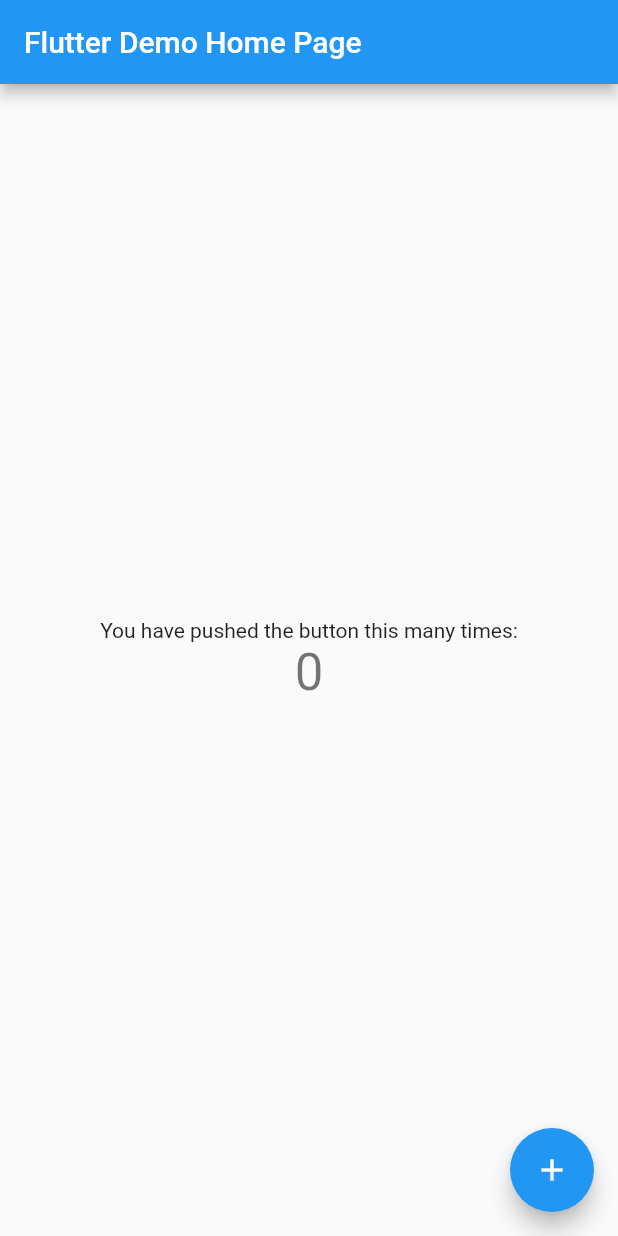
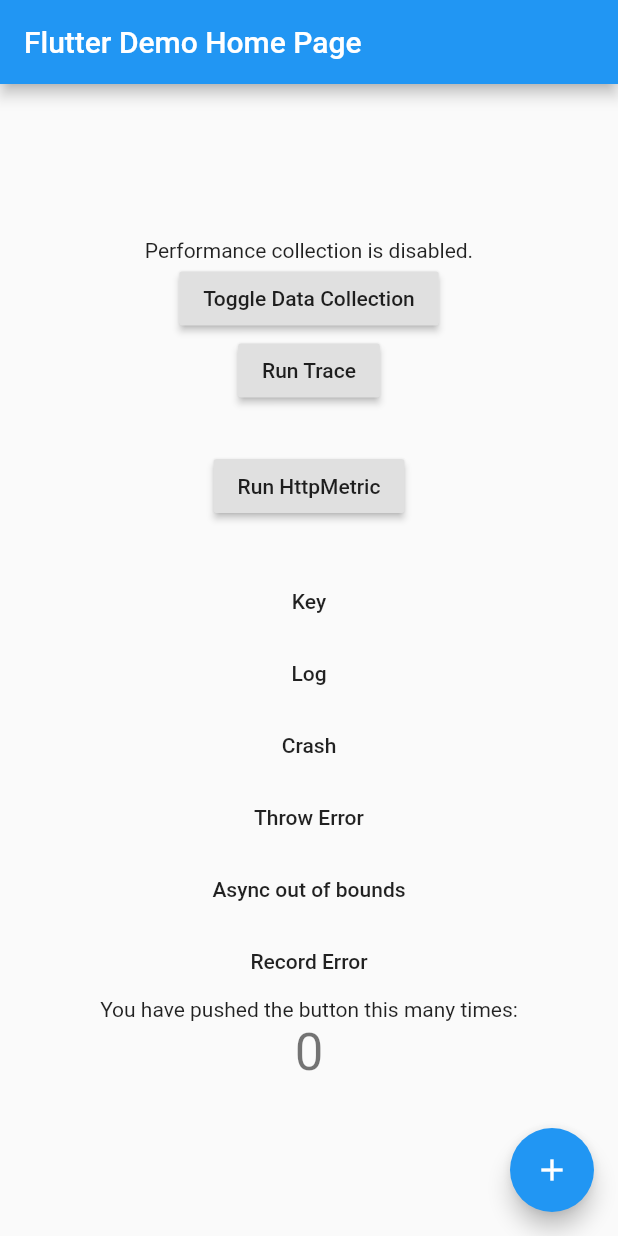
Before and after one commit to rhboop/flutter_ci_demo, a Flutter app: the screen it shows after launch, on a phone screen of 412 x 824 dp. Run offline on Flutter 3.47's test engine with Material 2 defaults, Android fonts, the phone set to English and light mode, and no system bars; our stand-ins replace firebase_crashlytics; missing offline and left inert: firebase_performance; accounts and stored records are empty.

Commit message:
Add firebase function.

```diff
--- a/lib/main.dart
+++ b/lib/main.dart
@@ -1,6 +1,20 @@
+import 'dart:async';
+
+import 'package:firebase_crashlytics/firebase_crashlytics.dart';
+import 'package:firebase_performance/firebase_performance.dart';
 import 'package:flutter/material.dart';
+import 'package:http/http.dart';
 
-void main() => runApp(MyApp());
+void main() {
+  Crashlytics.instance.enableInDevMode = true;
+
+  // Pass all uncaught errors from the framework to Crashlytics.
+  FlutterError.onError = Crashlytics.instance.recordFlutterError;
+
+  runZoned(() {
+    runApp(MyApp());
+  }, onError: Crashlytics.instance.recordError);
+}
 
 class MyApp extends StatelessWidget {
   @override
@@ -24,7 +38,103 @@ class MyHomePage extends StatefulWidget {
   _MyHomePageState createState() => _MyHomePageState();
 }
 
+class _MetricHttpClient extends BaseClient {
+  _MetricHttpClient(this._inner);
+
+  final Client _inner;
+
+  @override
+  Future<StreamedResponse> send(BaseRequest request) async {
+    final HttpMetric metric = FirebasePerformance.instance
+        .newHttpMetric(request.url.toString(), HttpMethod.Get);
+
+    await metric.start();
+    StreamedResponse response;
+    try {
+      response = await _inner.send(request);
+      metric
+        ..responsePayloadSize = response.contentLength
+        ..responseContentType = response.headers['Content-Type']
+        ..requestPayloadSize = request.contentLength
+        ..httpResponseCode = response.statusCode;
+    } finally {
+      await metric.stop();
+    }
+
+    return response;
+  }
+}
+
 class _MyHomePageState extends State<MyHomePage> {
+  FirebasePerformance _performance = FirebasePerformance.instance;
+  bool _isPerformanceCollectionEnabled = false;
+  String _performanceCollectionMessage =
+      'Unknown status of performance collection.';
+  bool _traceHasRan = false;
+  bool _httpMetricHasRan = false;
+
+  @override
+  void initState() {
+    super.initState();
+    _togglePerformanceCollection();
+  }
+
+  Future<void> _togglePerformanceCollection() async {
+    await _performance
+        .setPerformanceCollectionEnabled(!_isPerformanceCollectionEnabled);
+
+    final bool isEnabled = await _performance.isPerformanceCollectionEnabled();
+    setState(() {
+      _isPerformanceCollectionEnabled = isEnabled;
+      _performanceCollectionMessage = _isPerformanceCollectionEnabled
+          ? 'Performance collection is enabled.'
+          : 'Performance collection is disabled.';
+    });
+  }
+
+  Future<void> _testTrace() async {
+    setState(() {
+      _traceHasRan = false;
+    });
+
+    final Trace trace = _performance.newTrace("test");
+    trace.incrementMetric("metric1", 16);
+    trace.putAttribute("favorite_color", "blue");
+
+    await trace.start();
+
+    int sum = 0;
+    for (int i = 0; i < 10000000; i++) {
+      sum += i;
+    }
+    print(sum);
+
+    await trace.stop();
+
+    setState(() {
+      _traceHasRan = true;
+    });
+  }
+
+  Future<void> _testHttpMetric() async {
+    setState(() {
+      _httpMetricHasRan = false;
+    });
+
+    final _MetricHttpClient metricHttpClient = _MetricHttpClient(Client());
+
+    final Request request = Request(
+      "SEND",
+      Uri.parse("https://www.google.com"),
+    );
+
+    metricHttpClient.send(request);
+
+    setState(() {
+      _httpMetricHasRan = true;
+    });
+  }
+
   int _counter = 0;
 
   void _incrementCounter() {
@@ -35,6 +145,8 @@ class _MyHomePageState extends State<MyHomePage> {
 
   @override
   Widget build(BuildContext context) {
+    final TextStyle textStyle =
+        const TextStyle(color: Colors.lightGreenAccent, fontSize: 25.0);
     return Scaffold(
       appBar: AppBar(
         title: Text(widget.title),
@@ -43,6 +155,74 @@ class _MyHomePageState extends State<MyHomePage> {
         child: Column(
           mainAxisAlignment: MainAxisAlignment.center,
           children: <Widget>[
+            Text(_performanceCollectionMessage),
+            RaisedButton(
+              onPressed: _togglePerformanceCollection,
+              child: const Text('Toggle Data Collection'),
+            ),
+            RaisedButton(
+              onPressed: _testTrace,
+              child: const Text('Run Trace'),
+            ),
+            Text(
+              _traceHasRan ? 'Trace Ran!' : '',
+              style: textStyle,
+            ),
+            RaisedButton(
+              onPressed: _testHttpMetric,
+              child: const Text('Run HttpMetric'),
+            ),
+            Text(
+              _httpMetricHasRan ? 'HttpMetric Ran!' : '',
+              style: textStyle,
+            ),
+            FlatButton(
+                child: const Text('Key'),
+                onPressed: () {
+                  Crashlytics.instance.setString('foo', 'bar');
+                }),
+            FlatButton(
+                child: const Text('Log'),
+                onPressed: () {
+                  Crashlytics.instance.log('baz');
+                }),
+            FlatButton(
+                child: const Text('Crash'),
+                onPressed: () {
+                  // Use Crashlytics to throw an error. Use this for
+                  // confirmation that errors are being correctly reported.
+                  Crashlytics.instance.crash();
+                }),
+            FlatButton(
+                child: const Text('Throw Error'),
+                onPressed: () {
+                  // Example of thrown error, it will be caught and sent to
+                  // Crashlytics.
+                  throw StateError('Uncaught error thrown by app.');
+                }),
+            FlatButton(
+                child: const Text('Async out of bounds'),
+                onPressed: () {
+                  // Example of an exception that does not get caught
+                  // by `FlutterError.onError` but is caught by the `onError` handler of
+                  // `runZoned`.
+                  Future<void>.delayed(const Duration(seconds: 2), () {
+                    final List<int> list = <int>[];
+                    print(list[100]);
+                  });
+                }),
+            FlatButton(
+                child: const Text('Record Error'),
+                onPressed: () {
+                  try {
+                    throw 'error_example';
+                  } catch (e, s) {
+                    // "context" will append the word "thrown" in the
+                    // Crashlytics console.
+                    Crashlytics.instance
+                        .recordError(e, s, context: 'as an example');
+                  }
+                }),
             Text(
               'You have pushed the button this many times:',
             ),
--- a/pubspec.yaml
+++ b/pubspec.yaml
@@ -19,6 +19,12 @@ environment:
 dependencies:
   flutter:
     sdk: flutter
+
+  firebase_core: ^0.2.5  # add dependency for Firebase Core
+  firebase_analytics: ^1.0.4
+  firebase_performance: ^0.3.2
+  firebase_crashlytics: ^0.1.3+3
+  http: ^0.12.0
 
   # The following adds the Cupertino Icons font to your application.
   # Use with the CupertinoIcons class for iOS style icons.
```
Also changed, not shown: 3 other files.
